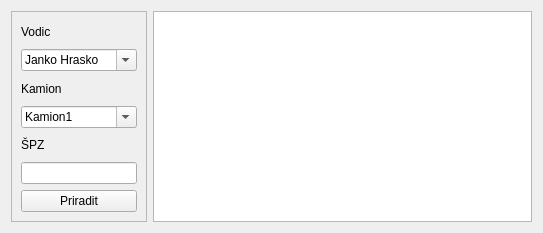
Before: the Qt Designer form projekt_firma/code/kamiony.ui in ondrook/projektfirma, drawn with Qt 5.
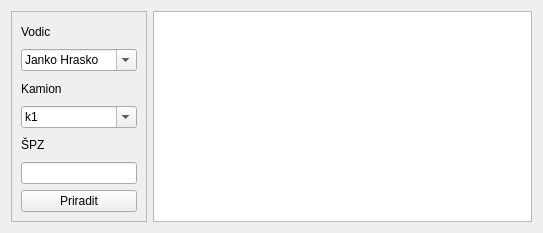
After: the same form once the commit is applied.

```diff
--- a/projekt_firma/code/kamiony.ui
+++ b/projekt_firma/code/kamiony.ui
@@ -66,7 +66,7 @@
         </property>
         <item>
          <property name="text">
-          <string>Kamion1</string>
+          <string>k1</string>
          </property>
         </item>
         <item>
```
Left out of the diff: 10 changed lines with no effect on the pictures.
